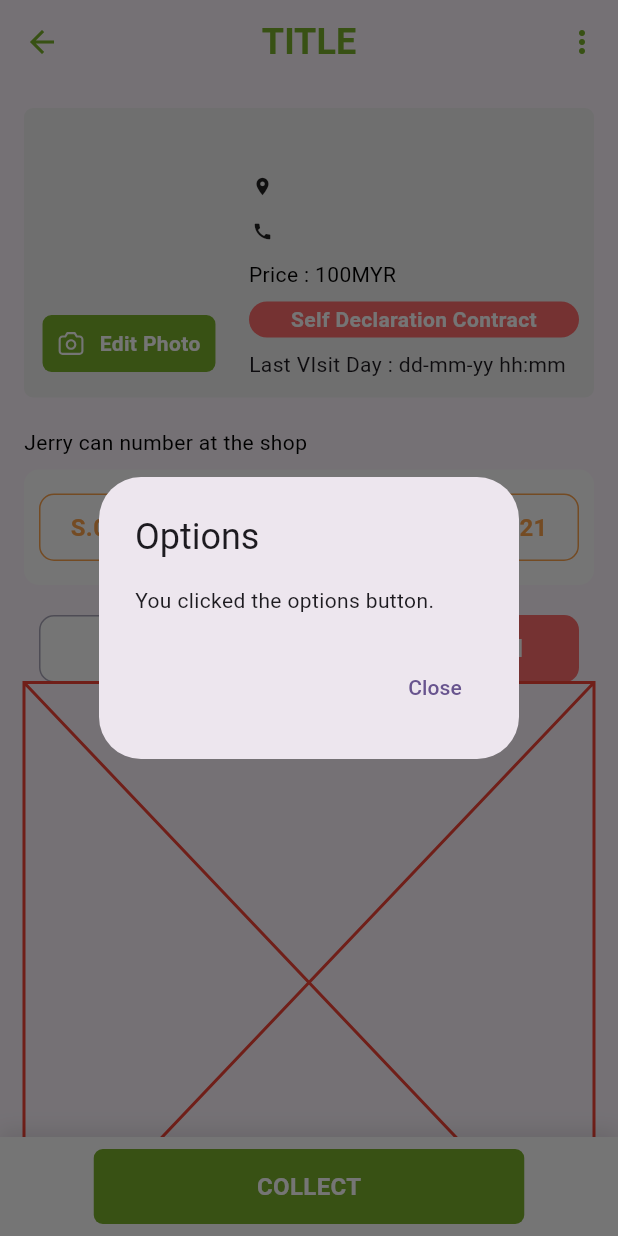
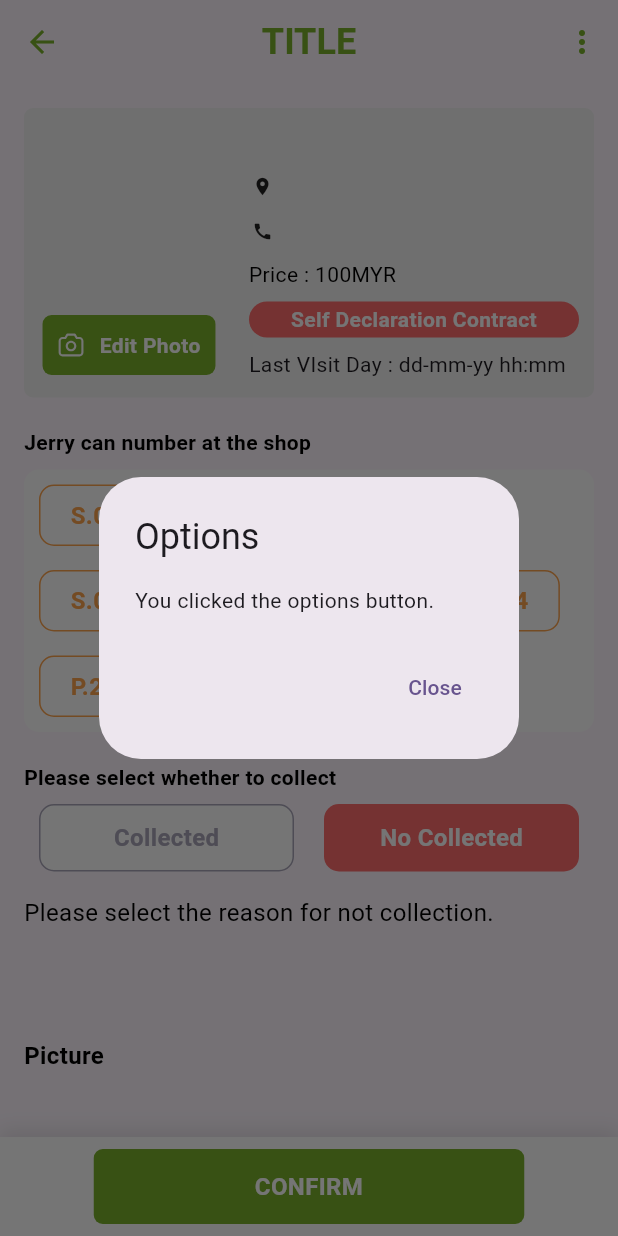
Before and after one commit to IDKOS1/carrinton_app, a Flutter app: the StoreDetailScreen screen opened directly with empty values, after a tap on "No Collected", after a tap on the "more vert" icon, on a phone screen of 412 x 824 dp. Run offline on Flutter 3.47's test engine with Material 3 defaults, Android fonts, the light colour scheme and no system bars; our stand-ins replace dashed_circular_progress_bar, flutter_riverpod, flutter_svg; Roboto replaces fonts that are missing (DM Sans).

Commit message:
chore: 텍스트 스타일 클래스 추가

```diff
--- /dev/null
+++ b/lib/theme/text_style.dart
@@ -0,0 +1,43 @@
+import 'package:flutter/material.dart';
+
+class CustomStyle {
+  static TextStyle appBarTitle({Color color = Colors.black}) {
+    return TextStyle(
+      color: color,
+      fontSize: 24,
+      fontWeight: FontWeight.w700,
+    );
+  }
+
+  static TextStyle headMedium({Color color = Colors.black}) {
+    return TextStyle(
+      color: color,
+      fontSize: 16,
+      fontWeight: FontWeight.w700,
+    );
+  }
+
+  static TextStyle boldBody({Color color = Colors.black}) {
+    return TextStyle(
+      color: color,
+      fontSize: 14,
+      fontWeight: FontWeight.w700,
+    );
+  }
+
+  static TextStyle bodyMedium({Color color = Colors.black}) {
+    return TextStyle(
+      color: color,
+      fontSize: 16,
+      fontWeight: FontWeight.w400
+    );
+  }
+
+  static TextStyle bodySmall({Color color = Colors.black}) {
+    return TextStyle(
+      color: color,
+      fontSize: 14,
+      fontWeight: FontWeight.w400,
+    );
+  }
+}
--- a/lib/ui/base/widgets/medium_text_box.dart
+++ b/lib/ui/base/widgets/medium_text_box.dart
@@ -1,10 +1,11 @@
 import 'package:carrinton_app/theme/colors.dart';
+import 'package:carrinton_app/theme/text_style.dart';
 import 'package:flutter/material.dart';
 
 class MediumTextBox extends StatelessWidget {
   final String title;
   final Color? backgroundColor;
-  final Color? textColor;
+  final Color textColor;
   final Color? borderColor;
   final EdgeInsetsGeometry padding;
   final int flex;
@@ -37,8 +38,8 @@ class MediumTextBox extends StatelessWidget {
           alignment: Alignment.center,
           child: Text(
             title,
-            style: TextStyle(
-                fontSize: 16, color: textColor ?? middleGray, fontWeight: FontWeight.w700),
+              textAlign: TextAlign.center,
+            style: CustomStyle.headMedium(color: textColor),
           ),
         ),
       ),
--- a/lib/ui/home/store_detail_screen.dart
+++ b/lib/ui/home/store_detail_screen/store_detail_screen.dart
@@ -1,9 +1,13 @@
 import 'package:carrinton_app/models/store_info_model.dart';
 import 'package:carrinton_app/theme/colors.dart';
+import 'package:carrinton_app/theme/text_style.dart';
 import 'package:carrinton_app/ui/base/widgets/medium_text_box.dart';
+import 'package:carrinton_app/ui/home/store_detail_screen/store_no_collected_screen.dart';
+import 'package:carrinton_app/ui/home/widgets/jerry_can_list.dart';
 import 'package:flutter/material.dart';
 import 'package:flutter_svg/flutter_svg.dart';
 
+import 'store_collected_screen.dart';
 
 class StoreDetailScreen extends StatefulWidget {
   final StoreInfo storeInfo;
@@ -25,14 +29,8 @@ class _StoreDetailScreenState extends State<StoreDetailScreen> {
       child: Scaffold(
         appBar: AppBar(
           centerTitle: true,
-          title: const Text(
-            'TITLE',
-            style: TextStyle(
-              color: mainColor,
-              fontSize: 24,
-              fontWeight: FontWeight.w700,
-            ),
-          ),
+          title:
+              Text('TITLE', style: CustomStyle.appBarTitle(color: mainColor)),
           leading: IconButton(
             icon: const Icon(
               Icons.arrow_back,
@@ -119,15 +117,10 @@ class _StoreDetailScreenState extends State<StoreDetailScreen> {
                                     ),
                                   ),
                                   const SizedBox(width: 10),
-                                  const Text(
+                                  Text(
                                     'Edit Photo',
-                                    style: TextStyle(
-                                      color: Colors.white,
-                                      fontSize: 14,
-                                      fontFamily: 'DM Sans',
-                                      fontWeight: FontWeight.w700,
-                                      height: 0,
-                                    ),
+                                    style: CustomStyle.boldBody(
+                                        color: Colors.white),
                                   ),
                                 ],
                               ),
@@ -142,14 +135,9 @@ class _StoreDetailScreenState extends State<StoreDetailScreen> {
                               mainAxisAlignment: MainAxisAlignment.start,
                               crossAxisAlignment: CrossAxisAlignment.start,
                               children: [
-                                Text(
-                                  storeInfo.title,
-                                  style: const TextStyle(
-                                    color: mainColor,
-                                    fontSize: 16,
-                                    fontWeight: FontWeight.w700,
-                                  ),
-                                ),
+                                Text(storeInfo.title,
+                                    style: CustomStyle.headMedium(
+                                        color: mainColor)),
                                 const SizedBox(height: 8),
                                 Row(
                                   crossAxisAlignment: CrossAxisAlignment.start,
@@ -162,15 +150,8 @@ class _StoreDetailScreenState extends State<StoreDetailScreen> {
                                       ),
                                     ),
                                     Expanded(
-                                      child: Text(
-                                        storeInfo.location,
-                                        style: const TextStyle(
-                                          color: Colors.black,
-                                          fontWeight: FontWeight.w400,
-                                        ),
-                                        softWrap: true, // 자동 줄바꿈 허용
-                                        overflow: TextOverflow.visible,
-                                      ),
+                                      child: Text(storeInfo.location,
+                                          style: CustomStyle.bodySmall()),
                                     ),
                                   ],
                                 ),
@@ -186,10 +167,7 @@ class _StoreDetailScreenState extends State<StoreDetailScreen> {
                                     Expanded(
                                       child: Text(
                                         storeInfo.number,
-                                        style: const TextStyle(
-                                          color: Colors.black,
-                                          fontWeight: FontWeight.w400,
-                                        ),
+                                        style: CustomStyle.bodySmall(),
                                         softWrap: true, // 자동 줄바꿈 허용
                                         overflow: TextOverflow.visible,
                                       ),
@@ -199,13 +177,10 @@ class _StoreDetailScreenState extends State<StoreDetailScreen> {
                                 const SizedBox(
                                   height: 8,
                                 ),
-                                const Text(
+                                Text(
                                   'Price : 100MYR',
                                   textAlign: TextAlign.center,
-                                  style: TextStyle(
-                                    color: Colors.black,
-                                    fontWeight: FontWeight.w400,
-                                  ),
+                                  style: CustomStyle.bodySmall(),
                                 ),
                                 const SizedBox(height: 8),
                                 Container(
@@ -217,13 +192,11 @@ class _StoreDetailScreenState extends State<StoreDetailScreen> {
                                     // 배경 색상
                                     borderRadius: BorderRadius.circular(20),
                                   ),
-                                  child: const Text(
+                                  child: Text(
                                     'Self Declaration Contract',
                                     textAlign: TextAlign.center,
-                                    style: TextStyle(
-                                      color: Colors.white,
-                                      fontWeight: FontWeight.w700,
-                                    ),
+                                    style: CustomStyle.boldBody(
+                                        color: Colors.white),
                                   ),
                                 ),
                                 const SizedBox(
@@ -238,52 +211,30 @@ class _StoreDetailScreenState extends State<StoreDetailScreen> {
                   const SizedBox(
                     height: 20,
                   ),
-                  const Text(
-                    'Jerry can number at the shop',
-                    style: TextStyle(
-                      color: Colors.black,
-                      fontWeight: FontWeight.w400,
-                    ),
+                  Text('Jerry can number at the shop',
+                      style: CustomStyle.boldBody()),
+                  const SizedBox(
+                    height: 8,
+                  ),
+                  JerryCanList(
+                    canList: [
+                      'S.080245',
+                      'S.0802433452',
+                      'S.08023453',
+                      'S.084',
+                      'S.084024',
+                      'P.24',
+                    ],
+                  ),
+                  const SizedBox(
+                    height: 20,
+                  ),
+                  Text(
+                    'Please select whether to collect',
+                    style: CustomStyle.boldBody(),
                   ),
                   const SizedBox(
                     height: 8,
-                  ),
-                  Container(
-                    padding: const EdgeInsets.symmetric(
-                        horizontal: 10, vertical: 16),
-                    decoration: BoxDecoration(
-                      color: Colors.white,
-                      borderRadius: BorderRadius.circular(10.0),
-                    ),
-                    child: const Row(
-                      mainAxisAlignment: MainAxisAlignment.spaceBetween,
-                      children: [
-                        MediumTextBox(
-                          title: 'S.08021',
-                          padding: EdgeInsets.symmetric(
-                              horizontal: 20, vertical: 10),
-                          textColor: orange,
-                          borderColor: orange,
-                        ),
-                        MediumTextBox(
-                          title: 'S.08021',
-                          padding: EdgeInsets.symmetric(
-                              horizontal: 20, vertical: 10),
-                          textColor: orange,
-                          borderColor: orange,
-                        ),
-                        MediumTextBox(
-                          title: 'S.08021',
-                          padding: EdgeInsets.symmetric(
-                              horizontal: 20, vertical: 10),
-                          textColor: orange,
-                          borderColor: orange,
-                        )
-                      ],
-                    ),
-                  ),
-                  const SizedBox(
-                    height: 20,
                   ),
                   Padding(
                     padding: const EdgeInsets.symmetric(horizontal: 10.0),
@@ -304,12 +255,10 @@ class _StoreDetailScreenState extends State<StoreDetailScreen> {
                             padding: EdgeInsets.symmetric(vertical: 10),
                             alignment: Alignment.center,
                             child: Text('Collected',
-                                style: TextStyle(
-                                    fontSize: 16,
+                                style: CustomStyle.headMedium(
                                     color: selectCollect
                                         ? Colors.white
-                                        : middleGray,
-                                    fontWeight: FontWeight.w700)),
+                                        : middleGray)),
                           ),
                           onTap: () {
                             setState(() {
@@ -337,12 +286,10 @@ class _StoreDetailScreenState extends State<StoreDetailScreen> {
                             padding: EdgeInsets.symmetric(vertical: 10),
                             alignment: Alignment.center,
                             child: Text('No Collected',
-                                style: TextStyle(
-                                    fontSize: 16,
+                                style: CustomStyle.headMedium(
                                     color: selectCollect
                                         ? middleGray
-                                        : Colors.white,
-                                    fontWeight: FontWeight.w700)),
+                                        : Colors.white)),
                           ),
                           onTap: () {
                             setState(() {
@@ -353,7 +300,12 @@ class _StoreDetailScreenState extends State<StoreDetailScreen> {
                       )
                     ]),
                   ),
-                  if (selectCollect) CollectedScreen() else NoCollectionScreen()
+                  if (selectCollect) CollectedScreen() else NoCollectionScreen(),
+                  SizedBox(height: 20,),
+                  Text(
+                    'Picture', style: CustomStyle.headMedium()
+                  ),
+                  SizedBox(height: 8,),
                 ],
               ),
             )),
@@ -382,21 +334,12 @@ class _StoreDetailScreenState extends State<StoreDetailScreen> {
                         shape: RoundedRectangleBorder(
                             borderRadius: BorderRadius.circular(6)),
                       ),
-                      child: const Row(
-                        mainAxisAlignment: MainAxisAlignment.center,
-                        crossAxisAlignment: CrossAxisAlignment.center,
-                        children: [
-                          Text(
-                            'COLLECT',
-                            textAlign: TextAlign.center,
-                            style: TextStyle(
-                              color: Colors.white,
-                              fontSize: 16,
-                              fontFamily: 'DM Sans',
-                              fontWeight: FontWeight.w700,
-                            ),
-                          ),
-                        ],
+                      child: Center(
+                        child: Text(
+                          'CONFIRM',
+                          textAlign: TextAlign.center,
+                          style: CustomStyle.headMedium(color: Colors.white),
+                        ),
                       ),
                     ),
                     onTap: () {},
@@ -410,119 +353,3 @@ class _StoreDetailScreenState extends State<StoreDetailScreen> {
     );
   }
 }
-
-class CollectedScreen extends StatefulWidget {
-  const CollectedScreen({super.key});
-
-  @override
-  State<CollectedScreen> createState() => _CollectedScreenState();
-}
-
-class _CollectedScreenState extends State<CollectedScreen> {
-  @override
-  Widget build(BuildContext context) {
-    return Padding(
-      padding: EdgeInsets.symmetric(vertical: 16),
-      child: Column(
-        crossAxisAlignment: CrossAxisAlignment.start,
-        children: [
-          Row(
-            mainAxisAlignment: MainAxisAlignment.spaceBetween,
-            children: [
-              Text(
-                'Weight(kg)',
-                style: TextStyle(
-                  color: Color(0xFF0B373D),
-                  fontSize: 16,
-                  fontWeight: FontWeight.w700,
-                  height: 0,
-                ),
-              ),
-              SizedBox(
-                width: 20,
-              ),
-              Expanded(
-                child: Container(
-                  padding: EdgeInsets.symmetric(vertical: 5, horizontal: 20),
-                  decoration: BoxDecoration(
-                      color: Colors.white,
-                      borderRadius: BorderRadius.circular(8)),
-                  child: Align(
-                    alignment: AlignmentDirectional.centerEnd,
-                    child: Text(
-                      '25',
-                      style: TextStyle(
-                        color: Colors.black,
-                        fontSize: 18,
-                        fontFamily: 'DM Sans',
-                        fontWeight: FontWeight.w700,
-                        height: 0,
-                      ),
-                    ),
-                  ),
-                ),
-              ),
-            ],
-          ),
-          SizedBox(
-            height: 20,
-          ),
-          Row(
-            mainAxisAlignment: MainAxisAlignment.spaceBetween,
-            children: [
-              Text(
-                'Amount',
-                style: TextStyle(
-                  color: Color(0xFF0B373D),
-                  fontSize: 16,
-                  fontWeight: FontWeight.w700,
-                  height: 0,
-                ),
-              ),
-              Text(
-                '2,500 MYR',
-                style: TextStyle(
-                  color: mainColor,
-                  fontSize: 18,
-                  fontWeight: FontWeight.w700,
-                  height: 0,
-                ),
-              ),
-            ],
-          ),
-          SizedBox(
-            height: 20,
-          ),
-          Text(
-            'New Jerry can number at the shop',
-            style: TextStyle(
-              color: Colors.black,
-              fontSize: 16,
-              fontFamily: 'DM Sans',
-              fontWeight: FontWeight.w400,
-            ),
-          ),
-          Row(
-            children: [],
-          )
-        ],
-      ),
-    );
-  }
-}
-
-class NoCollectionScreen extends StatefulWidget {
-  const NoCollectionScreen({super.key});
-
-  @override
-  State<NoCollectionScreen> createState() => _NoCollectionScreenState();
-}
-
-class _NoCollectionScreenState extends State<NoCollectionScreen> {
-  @override
-  Widget build(BuildContext context) {
-    return const Placeholder(
-      color: Colors.red,
-    );
-  }
-}
```
